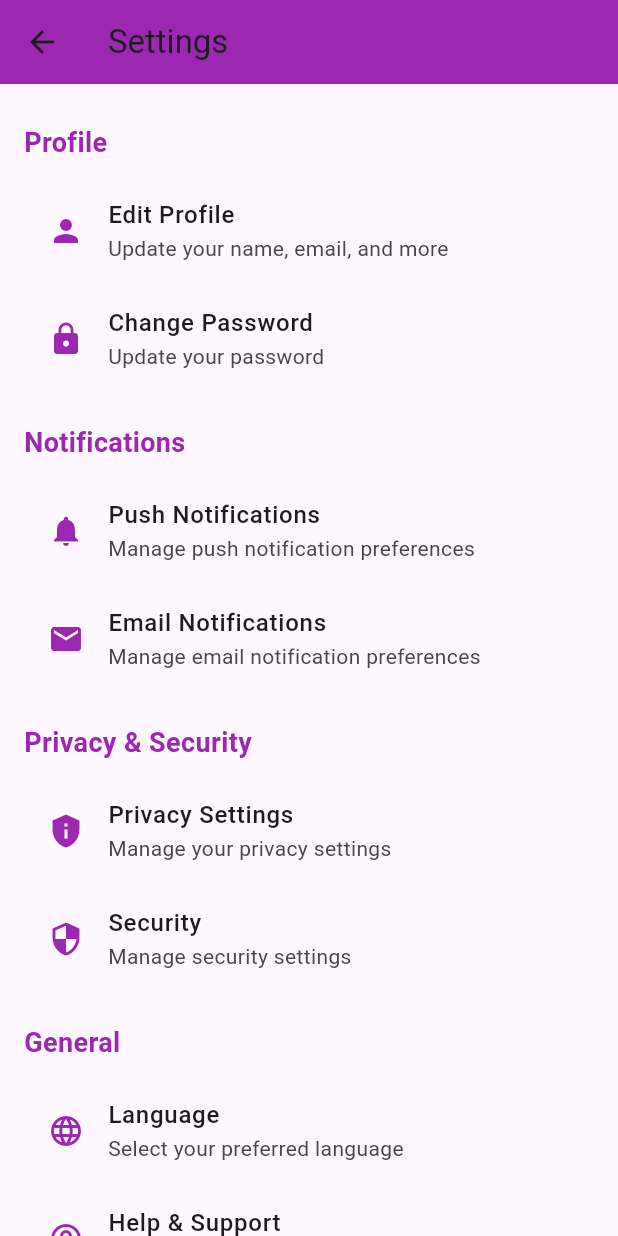
After one commit to suhridp/guardian_eye, a Flutter app: the SettingsPage screen opened by its route, on a phone screen of 412 x 824 dp. The commit adds this screen. Run offline on Flutter 3.47's test engine with Material 3 defaults, Android fonts, the phone set to English and light mode, and no system bars; our stand-ins replace cloud_firestore, firebase_auth, firebase_core, firebase_storage, image_picker; accounts and stored records are empty.

Commit message:
created change password page and settings page

```diff
--- a/lib/main.dart
+++ b/lib/main.dart
@@ -1,5 +1,7 @@
 import 'package:firebase_core/firebase_core.dart';
 import 'package:flutter/material.dart';
+import 'package:guardian_eye/screens/change_password_page.dart';
+import 'package:guardian_eye/screens/settings_page.dart';
 
 import 'screens/home_page.dart';
 import 'screens/login_page.dart';
@@ -49,6 +51,8 @@ class GuardianEyeApp extends StatelessWidget {
         '/register': (context) => const RegisterPage(),
         '/blog': (context) => const BlogPage(),
         '/edit-profile': (context) => const EditProfilePage(),
+        '/settings': (context) => const SettingsPage(),
+        '/change-password': (context) => ChangePasswordPage(),
         '/new-blog-post': (context) =>
             NewBlogPostPage(blogService: blogService),
         '/emergency-numbers': (context) =>
--- /dev/null
+++ b/lib/screens/settings_page.dart
@@ -0,0 +1,187 @@
+import 'package:flutter/material.dart';
+
+class SettingsPage extends StatelessWidget {
+  const SettingsPage({super.key});
+
+  @override
+  Widget build(BuildContext context) {
+    return Scaffold(
+      appBar: AppBar(
+        title: const Text('Settings'),
+        backgroundColor: Colors.purple, // AppBar color
+      ),
+      body: ListView(
+        padding: const EdgeInsets.all(16.0),
+        children: [
+          const SizedBox(height: 10),
+
+          // Profile Settings
+          SettingsSection(
+            title: 'Profile',
+            tiles: [
+              SettingsTile(
+                icon: Icons.person,
+                title: 'Edit Profile',
+                subtitle: 'Update your name, email, and more',
+                onTap: () {
+                  Navigator.pushNamed(context, '/edit-profile');
+                },
+              ),
+              SettingsTile(
+                icon: Icons.lock,
+                title: 'Change Password',
+                subtitle: 'Update your password',
+                onTap: () {
+                  Navigator.pushNamed(context, '/change-password');
+                },
+              ),
+            ],
+          ),
+
+          const SizedBox(height: 20),
+
+          // Notification Settings
+          SettingsSection(
+            title: 'Notifications',
+            tiles: [
+              SettingsTile(
+                icon: Icons.notifications,
+                title: 'Push Notifications',
+                subtitle: 'Manage push notification preferences',
+                onTap: () {
+                  Navigator.pushNamed(context, '/notification-settings');
+                },
+              ),
+              SettingsTile(
+                icon: Icons.email,
+                title: 'Email Notifications',
+                subtitle: 'Manage email notification preferences',
+                onTap: () {
+                  Navigator.pushNamed(context, '/email-notifications');
+                },
+              ),
+            ],
+          ),
+
+          const SizedBox(height: 20),
+
+          // Privacy & Security Settings
+          SettingsSection(
+            title: 'Privacy & Security',
+            tiles: [
+              SettingsTile(
+                icon: Icons.privacy_tip,
+                title: 'Privacy Settings',
+                subtitle: 'Manage your privacy settings',
+                onTap: () {
+                  Navigator.pushNamed(context, '/privacy-settings');
+                },
+              ),
+              SettingsTile(
+                icon: Icons.security,
+                title: 'Security',
+                subtitle: 'Manage security settings',
+                onTap: () {
+                  Navigator.pushNamed(context, '/security-settings');
+                },
+              ),
+            ],
+          ),
+
+          const SizedBox(height: 20),
+
+          // General Settings
+          SettingsSection(
+            title: 'General',
+            tiles: [
+              SettingsTile(
+                icon: Icons.language,
+                title: 'Language',
+                subtitle: 'Select your preferred language',
+                onTap: () {
+                  Navigator.pushNamed(context, '/language-settings');
+                },
+              ),
+              SettingsTile(
+                icon: Icons.help_outline,
+                title: 'Help & Support',
+                subtitle: 'Get help and support',
+                onTap: () {
+                  Navigator.pushNamed(context, '/help-support');
+                },
+              ),
+              SettingsTile(
+                icon: Icons.info_outline,
+                title: 'About',
+                subtitle: 'Learn more about the app',
+                onTap: () {
+                  Navigator.pushNamed(context, '/about');
+                },
+              ),
+            ],
+          ),
+        ],
+      ),
+    );
+  }
+}
+
+// A widget to create a section in the settings page
+class SettingsSection extends StatelessWidget {
+  final String title;
+  final List<Widget> tiles;
+
+  const SettingsSection({
+    super.key,
+    required this.title,
+    required this.tiles,
+  });
+
+  @override
+  Widget build(BuildContext context) {
+    return Column(
+      crossAxisAlignment: CrossAxisAlignment.start,
+      children: [
+        Text(
+          title,
+          style: const TextStyle(
+            fontSize: 18,
+            fontWeight: FontWeight.bold,
+            color: Colors.purple, // Section title color
+          ),
+        ),
+        const SizedBox(height: 10),
+        ...tiles,
+      ],
+    );
+  }
+}
+
+// A widget to create individual settings tile
+class SettingsTile extends StatelessWidget {
+  final IconData icon;
+  final String title;
+  final String subtitle;
+  final VoidCallback onTap;
+
+  const SettingsTile({
+    super.key,
+    required this.icon,
+    required this.title,
+    required this.subtitle,
+    required this.onTap,
+  });
+
+  @override
+  Widget build(BuildContext context) {
+    return ListTile(
+      leading: Icon(icon, color: Colors.purple), // Icon color
+      title: Text(
+        title,
+        style: const TextStyle(fontSize: 16, fontWeight: FontWeight.w500),
+      ),
+      subtitle: Text(subtitle),
+      onTap: onTap,
+    );
+  }
+}
--- a/pubspec.yaml
+++ b/pubspec.yaml
@@ -37,10 +37,11 @@ dependencies:
   cupertino_icons: ^1.0.8
   firebase_auth: ^5.2.0
   firebase_core: ^3.4.0
-  cloud_firestore: ^5.3.0
+  cloud_firestore: ^5.4.0
   image_picker: ^1.1.2
   firebase_storage: ^12.2.0
-  firebase_app_check: ^0.3.0+5
+  firebase_app_check: ^0.3.1
+
 
 dev_dependencies:
   flutter_test:
```
Also changed, not shown: lib/screens/change_password_page.dart (added, +74 -0 lines), lib/screens/home_page.dart (+1 -21 lines), pubspec.lock.
